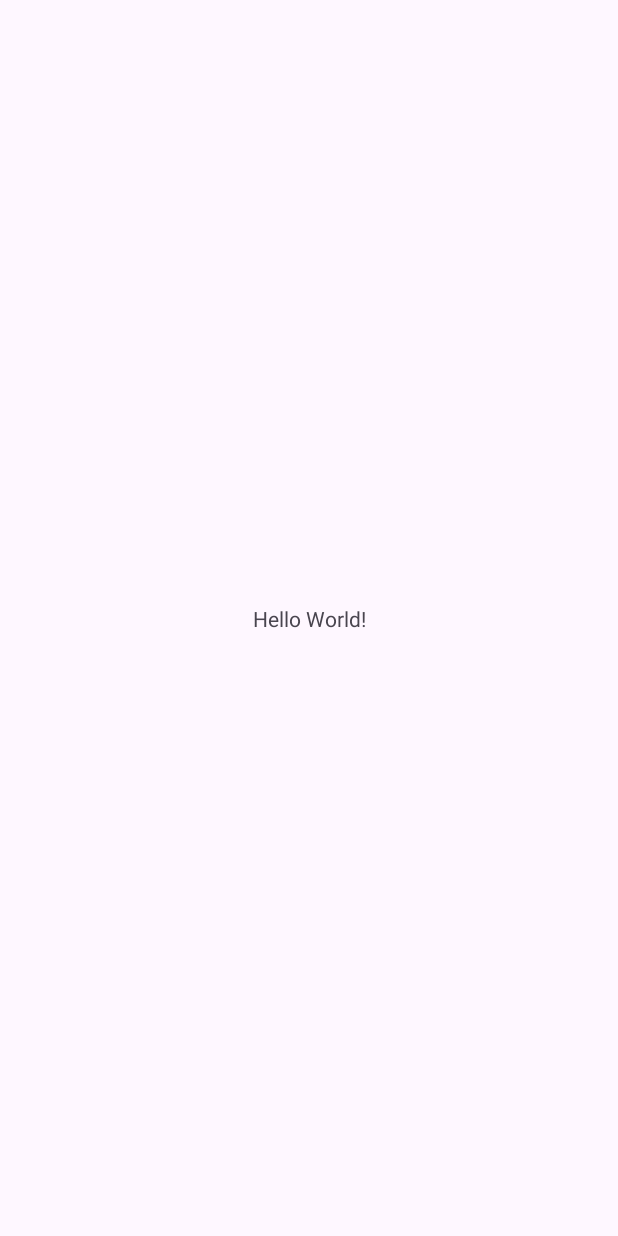
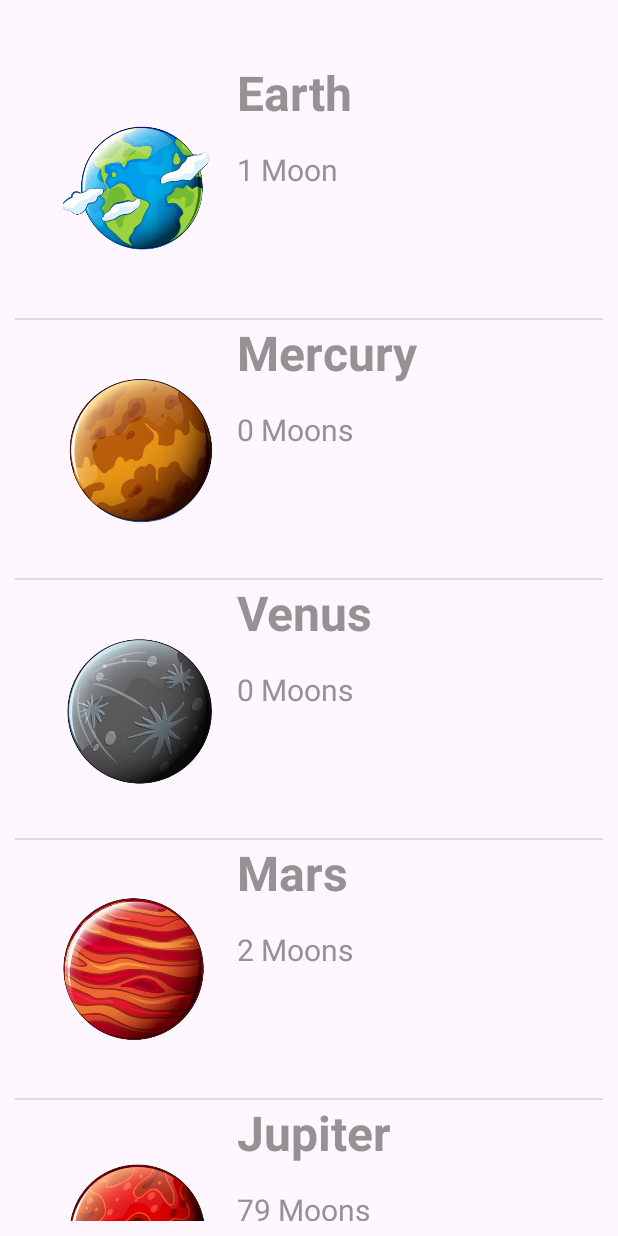
Before and after one commit to RobertBeraru/AndroidPlayground, an Android app: the screen it shows after launch (MainActivity), on a phone screen of 412 x 824 dp. Before the commit the screen is almost empty. Run offline under Robolectric (Android 15) with nearby library versions, the phone set to English and light mode, and no system bars.

Commit message:
Adding code for the Planets App

```diff
--- a/planetsapp/src/main/java/com/example/planetsapp/MainActivity.java
+++ b/planetsapp/src/main/java/com/example/planetsapp/MainActivity.java
@@ -1,6 +1,10 @@
 package com.example.planetsapp;
 
 import android.os.Bundle;
+import android.view.View;
+import android.widget.AdapterView;
+import android.widget.ListView;
+import android.widget.Toast;
 
 import androidx.activity.EdgeToEdge;
 import androidx.appcompat.app.AppCompatActivity;
@@ -8,17 +12,54 @@ import androidx.core.graphics.Insets;
 import androidx.core.view.ViewCompat;
 import androidx.core.view.WindowInsetsCompat;
 
+import java.util.ArrayList;
+
 public class MainActivity extends AppCompatActivity {
+
+    ListView listView;
+    ArrayList<Planet> planetsArrayList;
+    private static MyCustomAdapter adapter;
 
     @Override
     protected void onCreate(Bundle savedInstanceState) {
         super.onCreate(savedInstanceState);
         EdgeToEdge.enable(this);
         setContentView(R.layout.activity_main);
-        ViewCompat.setOnApplyWindowInsetsListener(findViewById(R.id.main), (v, insets) -> {
-            Insets systemBars = insets.getInsets(WindowInsetsCompat.Type.systemBars());
-            v.setPadding(systemBars.left, systemBars.top, systemBars.right, systemBars.bottom);
-            return insets;
+
+        listView = findViewById(R.id.listView);
+
+        planetsArrayList = new ArrayList<>();
+
+        Planet planet1 = new Planet("Earth","1 Moon",R.drawable.earth);
+        Planet planet2 = new Planet("Mercury","0 Moons",R.drawable.mercury);
+        Planet planet3 = new Planet("Venus","0 Moons",R.drawable.venus);
+        Planet planet4 = new Planet("Mars","2 Moons",R.drawable.mars);
+        Planet planet5 = new Planet("Jupiter","79 Moons",R.drawable.jupiter);
+        Planet planet6 = new Planet("Saturn","83 Moons",R.drawable.saturn);
+        Planet planet7 = new Planet("Uranus","27 Moons",R.drawable.uranus);
+        Planet planet8 = new Planet("Neptune","14 Moons",R.drawable.neptune);
+
+        planetsArrayList.add(planet1);
+        planetsArrayList.add(planet2);
+        planetsArrayList.add(planet3);
+        planetsArrayList.add(planet4);
+        planetsArrayList.add(planet5);
+        planetsArrayList.add(planet6);
+        planetsArrayList.add(planet7);
+        planetsArrayList.add(planet8);
+
+        // Adapter:
+        adapter = new MyCustomAdapter(planetsArrayList,getApplicationContext());
+
+        listView.setAdapter(adapter);
+
+        listView.setOnItemClickListener(new AdapterView.OnItemClickListener() {
+            @Override
+            public void onItemClick(AdapterView<?> parent, View view, int position, long id) {
+                Toast.makeText(MainActivity.this, "Planet Name: " + adapter.getItem(position).getPlanetName() , Toast.LENGTH_SHORT).show();
+
+            }
         });
+
     }
 }
--- /dev/null
+++ b/planetsapp/src/main/java/com/example/planetsapp/MyCustomAdapter.java
@@ -0,0 +1,84 @@
+package com.example.planetsapp;
+
+import android.content.Context;
+import android.media.Image;
+import android.text.Layout;
+import android.view.LayoutInflater;
+import android.view.View;
+import android.view.ViewGroup;
+import android.widget.ArrayAdapter;
+import android.widget.BaseAdapter;
+import android.widget.ImageView;
+import android.widget.TextView;
+
+import androidx.annotation.NonNull;
+import androidx.annotation.Nullable;
+
+import org.w3c.dom.Text;
+
+import java.util.ArrayList;
+import java.util.List;
+
+public class MyCustomAdapter extends ArrayAdapter<Planet> {
+
+    //Using Custom Layouts --> MyCustomAdapter
+    //Using Custom Objects --> extends ArrayAdapter<Planet>
+
+    private ArrayList<Planet> planetArrayList;
+    Context context;
+
+    public MyCustomAdapter(ArrayList<Planet> planetArrayList, Context context1) {
+        super(context1, R.layout.my_list_item, planetArrayList);
+        this.planetArrayList = planetArrayList;
+        this.context = context1;
+    }
+
+    // View Holder Class: used to cache references to the views within an item layout,
+    // so that they don't need to be repeatedly looked up during scrolling
+
+    private static class MyViewHolder{
+        TextView planetName, moonCount;
+        ImageView planetImg;
+    }
+
+    // getView(): used to create and return a view for a specific item in the list
+
+    @NonNull
+    @Override
+    public View getView(int position, @Nullable View convertView, @NonNull ViewGroup parent) {
+
+        // 1- Get the planet object for the current position
+        Planet planets = getItem(position);
+
+        // 2- Inflate Layout:
+        MyViewHolder myViewHolder;
+        final View result;
+
+        if (convertView == null){
+            myViewHolder = new MyViewHolder();
+            LayoutInflater inflater = LayoutInflater.from(getContext());
+            convertView = inflater.inflate(R.layout.my_list_item, parent, false);
+
+            // Finding Views:
+
+            myViewHolder.planetName = (TextView) convertView.findViewById(R.id.textView3);
+            myViewHolder.moonCount = (TextView) convertView.findViewById(R.id.textMoon);
+            myViewHolder.planetImg = (ImageView) convertView.findViewById(R.id.imageView);
+
+            result = convertView;
+
+        convertView.setTag(myViewHolder);
+        }else{
+            // the view is recycled
+            myViewHolder = (MyViewHolder) convertView.getTag();
+            result = convertView;
+        }
+
+        myViewHolder.planetName.setText(planets.getPlanetName());
+        myViewHolder.moonCount.setText(planets.getMoonCount());
+        myViewHolder.planetImg.setImageResource(planets.getPlanetImage());
+
+        return result;
+
+    }
+}
--- /dev/null
+++ b/planetsapp/src/main/java/com/example/planetsapp/Planet.java
@@ -0,0 +1,40 @@
+package com.example.planetsapp;
+
+// This class is acting as Model Class for our ListView
+public class Planet {
+    // Attributes
+    private String planetName, moonCount;
+    private int planetImage;
+
+    //Constructor
+    public Planet(String planetName, String moonCount, int planetImage) {
+        this.planetName = planetName;
+        this.moonCount = moonCount;
+        this.planetImage = planetImage;
+    }
+
+    // Getters $ Setters
+    public String getPlanetName() {
+        return planetName;
+    }
+
+    public void setPlanetName(String planetName) {
+        this.planetName = planetName;
+    }
+
+    public String getMoonCount() {
+        return moonCount;
+    }
+
+    public void setMoonCount(String moonCount) {
+        this.moonCount = moonCount;
+    }
+
+    public int getPlanetImage() {
+        return planetImage;
+    }
+
+    public void setPlanetImage(int planetImage) {
+        this.planetImage = planetImage;
+    }
+}
--- a/planetsapp/src/main/res/layout/activity_main.xml
+++ b/planetsapp/src/main/res/layout/activity_main.xml
@@ -7,13 +7,17 @@
     android:layout_height="match_parent"
     tools:context=".MainActivity">
 
-    <TextView
-        android:layout_width="wrap_content"
-        android:layout_height="wrap_content"
-        android:text="Hello World!"
+    <ListView
+        android:id="@+id/listView"
+        android:layout_width="match_parent"
+        android:layout_height="match_parent"
+        android:layout_marginTop="30dp"
+        android:padding="10dp"
         app:layout_constraintBottom_toBottomOf="parent"
         app:layout_constraintEnd_toEndOf="parent"
+        app:layout_constraintHorizontal_bias="0.489"
         app:layout_constraintStart_toStartOf="parent"
-        app:layout_constraintTop_toTopOf="parent" />
+        app:layout_constraintTop_toTopOf="parent"></ListView>
+
 
 </androidx.constraintlayout.widget.ConstraintLayout>
--- /dev/null
+++ b/planetsapp/src/main/res/layout/my_list_item.xml
@@ -0,0 +1,44 @@
+<?xml version="1.0" encoding="utf-8"?>
+<androidx.constraintlayout.widget.ConstraintLayout xmlns:android="http://schemas.android.com/apk/res/android"
+    xmlns:app="http://schemas.android.com/apk/res-auto"
+    xmlns:tools="http://schemas.android.com/tools"
+    android:layout_width="match_parent"
+    android:layout_height="wrap_content">
+
+
+    <ImageView
+        android:id="@+id/imageView"
+        android:layout_width="100dp"
+        android:layout_height="100dp"
+        android:layout_marginVertical="36dp"
+        android:layout_marginStart="32dp"
+        app:layout_constraintBottom_toBottomOf="parent"
+        app:layout_constraintStart_toStartOf="parent"
+        app:layout_constraintTop_toTopOf="parent"
+        app:layout_constraintVertical_bias="1.0" />
+
+    <TextView
+        android:id="@+id/textView3"
+        android:layout_width="wrap_content"
+        android:layout_height="wrap_content"
+        android:layout_marginStart="16dp"
+        android:text="Planet Name"
+        android:textColor="#949292"
+        android:textSize="32dp"
+        android:textStyle="bold"
+        app:layout_constraintStart_toEndOf="@+id/imageView"
+        tools:layout_editor_absoluteY="36dp" />
+
+    <TextView
+        android:layout_width="wrap_content"
+        android:layout_height="wrap_content"
+        android:id="@+id/textMoon"
+        android:layout_marginStart="16dp"
+        android:layout_marginTop="16dp"
+        android:text="0 Moons"
+        android:textColor="#949292"
+        android:textSize="20dp"
+        app:layout_constraintStart_toEndOf="@+id/imageView"
+        app:layout_constraintTop_toBottomOf="@+id/textView3" />
+
+</androidx.constraintlayout.widget.ConstraintLayout>
```
Also changed, not shown: planetsapp/src/main/res/drawable/earth.png (added), planetsapp/src/main/res/drawable/jupiter.png (added), planetsapp/src/main/res/drawable/mars.png (added), planetsapp/src/main/res/drawable/mercury.png (added), planetsapp/src/main/res/drawable/neptune.png (added), planetsapp/src/main/res/drawable/pluto.png (added), planetsapp/src/main/res/drawable/saturn.png (added), planetsapp/src/main/res/drawable/uranus.png (added), planetsapp/src/main/res/drawable/venus.png (added).
